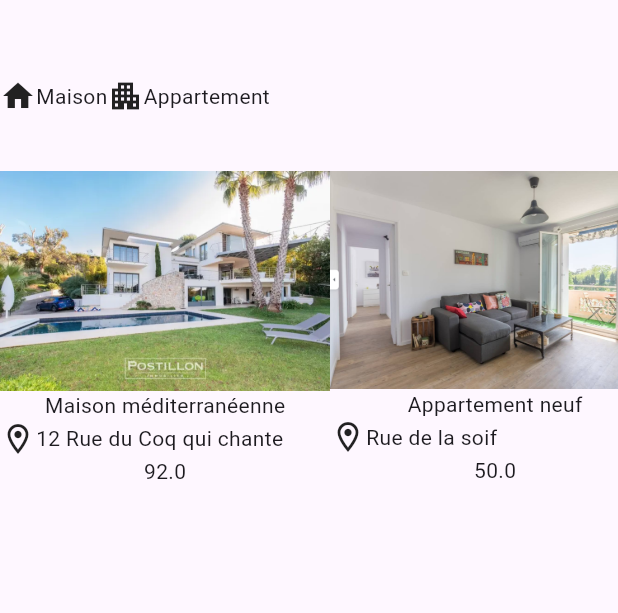
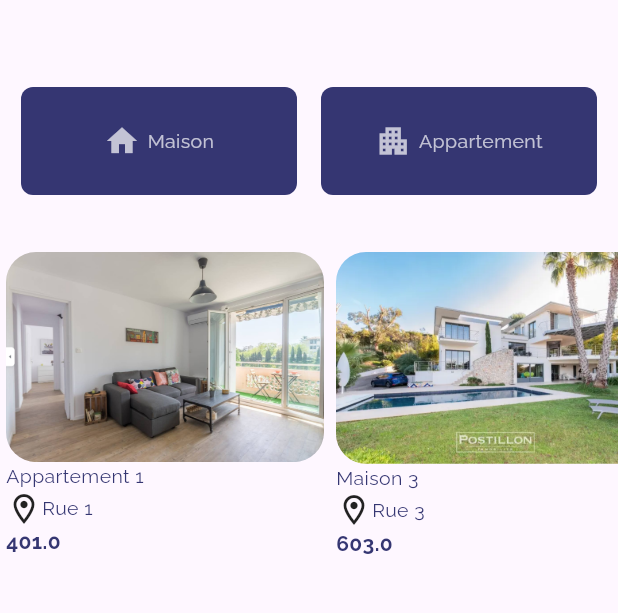
Before and after one commit to Verlant/EPSI-flutter-td-location, a Flutter app: the screen it shows after launch, on a phone screen of 412 x 824 dp, the part 63-676 px from its top. Run offline on Flutter 3.47's test engine with Material 3 defaults, Android fonts, the phone set to English and light mode, and no system bars; our stand-ins replace google_fonts.

Commit message:
TD2 terminé, commencement TD3 page 1

```diff
--- a/lib/main.dart
+++ b/lib/main.dart
@@ -1,6 +1,10 @@
 import 'package:flutter/material.dart';
 import 'package:location/models/habitation.dart';
 import 'package:location/models/type_habitat.dart';
+import 'package:location/services/habitation_service.dart';
+import 'package:location/share/location_style.dart';
+import 'package:location/share/location_text_style.dart';
+import 'package:location/views/habitation_list.dart';
 
 void main() {
   runApp(const MyApp());
@@ -39,29 +43,44 @@ class MyApp extends StatelessWidget {
 }
 
 class MyHomePage extends StatelessWidget {
+  final HabitationService service = HabitationService();
   final String title;
-  MyHomePage({required this.title, super.key});
+  late List<TypeHabitat> _typehabitats;
+  late List<Habitation> _habitations;
 
-  var _typeHabitats = [TypeHabitat(1, "Maison"), TypeHabitat(2, "Appartement")];
-  var _habitations = [
-    Habitation(1, "maison.png", "Maison méditerranéenne", "12 Rue du Coq qui chante", 3, 92, 600),
-    Habitation(2, "appartement.png", "Appartement neuf", "Rue de la soif", 1, 50, 555),
-    Habitation(3, "appartement.pgn", "Appartement 1", "Rue 1", 1, 51, 401),
-    Habitation(4, "appartement.png", "Appartement 2", "Rue 2", 1, 52, 402),
-    Habitation(5, "maison.png", "Maison 1", "Rue M1", 3, 101, 701),
-    Habitation(6, "maison.png", "Maison 2", "Rue M2", 3, 102, 702),
-  ];
+  MyHomePage({required this.title, super.key}) {
+    _habitations = service.getHabitationsTop10();
+    _typehabitats = service.getTypeHabitat();
+  }
 
-  _buildTypeHabitat() {
+  // final _typehabitats = [
+  //   TypeHabitat(1, "Maison"),
+  //   TypeHabitat(2, "Appartement")
+  // ];
+  // final _habitations = [
+  //   Habitation(1, "maison.png", "Maison méditerranéenne",
+  //       "12 Rue du Coq qui chante", 3, 92, 600),
+  //   Habitation(
+  //       2, "appartement.png", "Appartement neuf", "Rue de la soif", 1, 50, 555),
+  //   Habitation(3, "appartement.png", "Appartement 1", "Rue 1", 1, 51, 401),
+  //   Habitation(4, "appartement.png", "Appartement 2", "Rue 2", 1, 52, 402),
+  //   Habitation(5, "maison.png", "Maison 1", "Rue M1", 3, 101, 701),
+  //   Habitation(6, "maison.png", "Maison 2", "Rue M2", 3, 102, 702),
+  // ];
+
+  _buildTypeHabitat(BuildContext context) {
     return Container(
+      padding: const EdgeInsets.all(6.0),
       height: 100,
       child: Row(
-        children: List.generate(_typeHabitats.length, (index) => _buildHabitat(_typeHabitats[index])),
+        mainAxisAlignment: MainAxisAlignment.spaceEvenly,
+        children: List.generate(_typehabitats.length,
+            (index) => _buildHabitat(context, _typehabitats[index])),
       ),
     );
   }
 
-  _buildHabitat(TypeHabitat typeHabitat) {
+  _buildHabitat(BuildContext context, TypeHabitat typeHabitat) {
     var icon = Icons.house;
     switch (typeHabitat.id) {
       // case 1: House
@@ -72,20 +91,49 @@ class MyHomePage extends StatelessWidget {
         icon = Icons.home;
     }
 
-    return Container(
+    return Expanded(
+      child: Container(
         height: 80,
-        child: Row(
-          children: [Icon(icon), Text(typeHabitat.libelle)],
-        ));
+        decoration: BoxDecoration(
+          color: LocationStyle.backgroundColorPurple,
+          borderRadius: BorderRadius.circular(8.0),
+        ),
+        margin: const EdgeInsets.all(8.0),
+        child: InkWell(
+            onTap: () {
+              Navigator.push(
+                  context,
+                  MaterialPageRoute(
+                    builder: (context) => HabitationList(typeHabitat.id == 1),
+                  ));
+            },
+            child: Row(
+              mainAxisAlignment: MainAxisAlignment.center,
+              crossAxisAlignment: CrossAxisAlignment.center,
+              children: [
+                Icon(
+                  icon,
+                  color: Colors.white70,
+                ),
+                const SizedBox(width: 5),
+                Text(
+                  typeHabitat.libelle,
+                  style: LocationTextStyle.regularWhiteTextStyle,
+                )
+              ],
+            )),
+      ),
+    );
   }
 
   _buildDerniereLocation(context) {
-    return Container(
+    return SizedBox(
         height: 240,
         child: ListView.builder(
           itemCount: _habitations.length,
           itemExtent: 220,
-          itemBuilder: (context, index) => _buildRow(_habitations[index], context),
+          itemBuilder: (context, index) =>
+              _buildRow(_habitations[index], context),
           scrollDirection: Axis.horizontal,
         ));
   }
@@ -93,19 +141,32 @@ class MyHomePage extends StatelessWidget {
   _buildRow(Habitation habitation, BuildContext context) {
     return Container(
       width: 240,
-      child: Column(children: [
-        Image.asset(
-          'assets/images/locations/${habitation.image}',
-          fit: BoxFit.fitWidth,
+      margin: const EdgeInsets.all(4.0),
+      child: Column(crossAxisAlignment: CrossAxisAlignment.start, children: [
+        ClipRRect(
+          borderRadius: BorderRadius.circular(20.0),
+          child: Image.asset(
+            'assets/images/locations/${habitation.image}',
+            fit: BoxFit.fitWidth,
+          ),
         ),
-        Text(habitation.libelle),
+        Text(
+          habitation.libelle,
+          style: LocationTextStyle.regularTextStyle,
+        ),
         Row(
           children: [
-            Icon(Icons.location_on_outlined),
-            Text(habitation.adresse),
+            const Icon(Icons.location_on_outlined),
+            Text(
+              habitation.adresse,
+              style: LocationTextStyle.regularTextStyle,
+            ),
           ],
         ),
-        Text(habitation.prixmois.toString()),
+        Text(
+          habitation.prixmois.toString(),
+          style: LocationTextStyle.boldTextStyle,
+        ),
       ]),
     );
   }
@@ -116,7 +177,12 @@ class MyHomePage extends StatelessWidget {
       appBar: AppBar(title: Text(title)),
       body: Center(
           child: Column(
-        children: [_buildTypeHabitat(), _buildDerniereLocation(context)],
+        children: [
+          const SizedBox(height: 30),
+          _buildTypeHabitat(context),
+          const SizedBox(height: 20),
+          _buildDerniereLocation(context)
+        ],
       )),
     );
   }
--- a/lib/models/habitation.dart
+++ b/lib/models/habitation.dart
@@ -1,5 +1,8 @@
+import 'package:location/models/type_habitat.dart';
+
 class Habitation {
   int id;
+  TypeHabitat typeHabitat;
   String image;
   String libelle;
   String adresse;
@@ -7,5 +10,5 @@ class Habitation {
   int superficie;
   double prixmois;
 
-  Habitation(this.id, this.image, this.libelle, this.adresse, this.chambres, this.prixmois, this.superficie);
+  Habitation(this.id, this.typeHabitat, this.image, this.libelle, this.adresse, this.chambres, this.superficie, this.prixmois);
 }
--- /dev/null
+++ b/lib/services/habitation_service.dart
@@ -0,0 +1,45 @@
+import 'package:location/models/habitation.dart';
+import 'package:location/models/type_habitat.dart';
+
+class HabitationService {
+  final _typehabitats = [TypeHabitat(1, "Maison"), TypeHabitat(2, "Appartement")];
+
+  final _habitations = List.generate(30, (index) {
+    bool maison = index%3==0;
+    return Habitation(
+      index,
+      maison ? TypeHabitat(1, "Maison") : TypeHabitat(2, "Appartement"),
+      maison ? "maison.png" : "appartement.png",
+      "${maison ? 'Maison' : 'Appartement'} $index",
+      "Rue $index",
+      2 + index%2,
+      (maison ? 100 : 50) + index,
+      ((maison ? 600 : 400) + index).toDouble(),
+    );
+  });
+
+  List<TypeHabitat> getTypeHabitat() {
+    return _typehabitats;
+  }
+
+  List<Habitation> getHabitationsTop10() {
+    return _habitations
+        .where((element) => element.id%2 == 1)
+        .take(10)
+        .toList();
+  }
+
+  List<Habitation> getMaisons() {
+    return _getHabitations(isHouse: true);
+  }
+
+  List<Habitation> getAppartements() {
+    return _getHabitations(isHouse: false);
+  }
+
+  List<Habitation> _getHabitations({bool isHouse = true}) {
+    return _habitations
+        .where((element) => element.typeHabitat.id == (isHouse ? 1 : 2))
+        .toList();
+  }
+}
--- /dev/null
+++ b/lib/share/location_style.dart
@@ -0,0 +1,6 @@
+import 'dart:ui';
+
+class LocationStyle {
+  static final Color backgroundColorPurple = Color(0xff353672);
+  static final Color colorPurple = Color(0xff353672);
+}
--- /dev/null
+++ b/lib/share/location_text_style.dart
@@ -0,0 +1,14 @@
+import 'package:flutter/material.dart';
+import 'package:google_fonts/google_fonts.dart';
+import 'package:location/share/location_style.dart';
+
+class LocationTextStyle {
+  static final baseTextStyle =
+      GoogleFonts.getFont('Raleway').copyWith(color: LocationStyle.colorPurple);
+  static final regularTextStyle = baseTextStyle.copyWith(fontSize: 13);
+  static final regularWhiteTextStyle =
+      baseTextStyle.copyWith(color: Colors.white70, fontSize: 13);
+  static final boldTextStyle = baseTextStyle.copyWith(
+    fontWeight: FontWeight.bold,
+  );
+}
--- a/pubspec.yaml
+++ b/pubspec.yaml
@@ -30,11 +30,13 @@ environment:
 dependencies:
   flutter:
     sdk: flutter
+  google_fonts: ^6.1.0
 
 
   # The following adds the Cupertino Icons font to your application.
   # Use with the CupertinoIcons class for iOS style icons.
   cupertino_icons: ^1.0.2
+  intl: ^0.19.0
 
 dev_dependencies:
   flutter_test:
@@ -45,7 +47,7 @@ dev_dependencies:
   # activated in the `analysis_options.yaml` file located at the root of your
   # package. See that file for information about deactivating specific lint
   # rules and activating additional ones.
-  flutter_lints: ^2.0.0
+  flutter_lints: ^3.0.1
 
 # For information on the generic Dart part of this file, see the
 # following page: https://dart.dev/tools/pub/pubspec
```
Also changed, not shown: lib/views/habitation_details.dart (added, +15 -0 lines), lib/views/habitation_list.dart (added, +96 -0 lines), lib/views/share/habitation_option.dart (added, +27 -0 lines), pubspec.lock, 1 other file.
